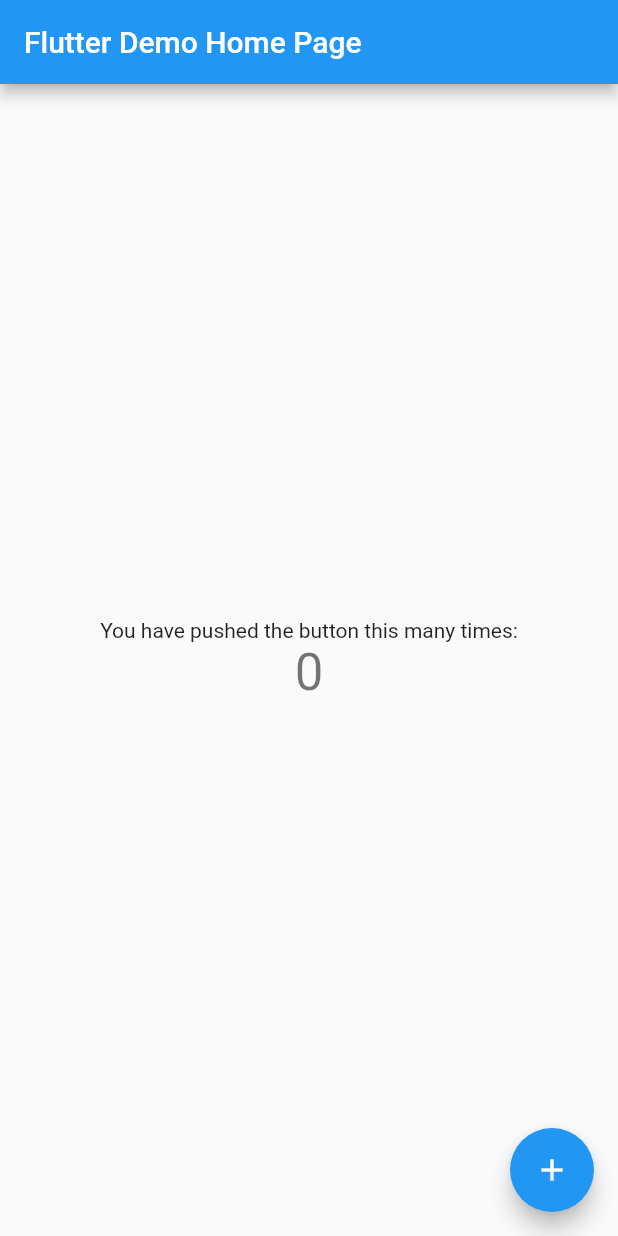
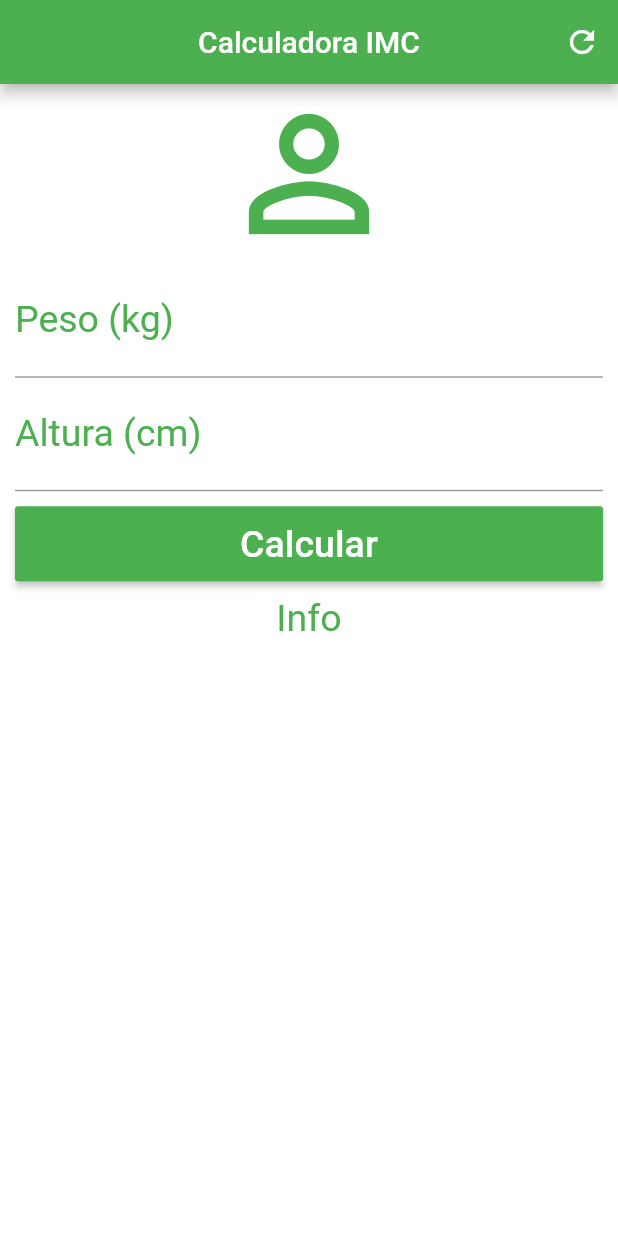
Before and after one commit to thiagosilva95/calculadora_imc, a Flutter app: the screen it shows after launch, on a phone screen of 412 x 824 dp. Run offline on Flutter 3.47's test engine with Material 2 defaults, Android fonts, the phone set to English and light mode, and no system bars.

Commit message:
Evaluating project

```diff
--- a/lib/main.dart
+++ b/lib/main.dart
@@ -1,111 +1,81 @@
 import 'package:flutter/material.dart';
 
-void main() => runApp(MyApp());
-
-class MyApp extends StatelessWidget {
-  // This widget is the root of your application.
-  @override
-  Widget build(BuildContext context) {
-    return MaterialApp(
-      title: 'Flutter Demo',
-      theme: ThemeData(
-        // This is the theme of your application.
-        //
-        // Try running your application with "flutter run". You'll see the
-        // application has a blue toolbar. Then, without quitting the app, try
-        // changing the primarySwatch below to Colors.green and then invoke
-        // "hot reload" (press "r" in the console where you ran "flutter run",
-        // or simply save your changes to "hot reload" in a Flutter IDE).
-        // Notice that the counter didn't reset back to zero; the application
-        // is not restarted.
-        primarySwatch: Colors.blue,
-      ),
-      home: MyHomePage(title: 'Flutter Demo Home Page'),
-    );
-  }
+void main() {
+  runApp(MaterialApp(
+    title: "Calculadora IMC",
+    home: Home(),
+  ));
 }
 
-class MyHomePage extends StatefulWidget {
-  MyHomePage({Key key, this.title}) : super(key: key);
-
-  // This widget is the home page of your application. It is stateful, meaning
-  // that it has a State object (defined below) that contains fields that affect
-  // how it looks.
-
-  // This class is the configuration for the state. It holds the values (in this
-  // case the title) provided by the parent (in this case the App widget) and
-  // used by the build method of the State. Fields in a Widget subclass are
-  // always marked "final".
-
-  final String title;
-
+class Home extends StatefulWidget {
   @override
-  _MyHomePageState createState() => _MyHomePageState();
+  _HomeState createState() => _HomeState();
 }
 
-class _MyHomePageState extends State<MyHomePage> {
-  int _counter = 0;
-
-  void _incrementCounter() {
-    setState(() {
-      // This call to setState tells the Flutter framework that something has
-      // changed in this State, which causes it to rerun the build method below
-      // so that the display can reflect the updated values. If we changed
-      // _counter without calling setState(), then the build method would not be
-      // called again, and so nothing would appear to happen.
-      _counter++;
-    });
-  }
+class _HomeState extends State<Home> {
+  TextEditingController weightController = TextEditingController();
+  TextEditingController heigthController = TextEditingController();
 
   @override
   Widget build(BuildContext context) {
-    // This method is rerun every time setState is called, for instance as done
-    // by the _incrementCounter method above.
-    //
-    // The Flutter framework has been optimized to make rerunning build methods
-    // fast, so that you can just rebuild anything that needs updating rather
-    // than having to individually change instances of widgets.
     return Scaffold(
         appBar: AppBar(
-        // Here we take the value from the MyHomePage object that was created by
-        // the App.build method, and use it to set our appbar title.
-        title: Text(widget.title),
+          title: Text("Calculadora IMC"),
+          centerTitle: true,
+          backgroundColor: Colors.green,
+          actions: <Widget>[
+            IconButton(
+              icon: Icon(Icons.refresh),
+              onPressed: () {},
+            )
+          ],
         ),
-      body: Center(
-        // Center is a layout widget. It takes a single child and positions it
-        // in the middle of the parent.
+        backgroundColor: Colors.white,
+        body: SingleChildScrollView(
+          padding: EdgeInsets.fromLTRB(10, 0.0, 10, 0.0),
           child: Column(
-          // Column is also a layout widget. It takes a list of children and
-          // arranges them vertically. By default, it sizes itself to fit its
-          // children horizontally, and tries to be as tall as its parent.
-          //
-          // Invoke "debug painting" (press "p" in the console, choose the
-          // "Toggle Debug Paint" action from the Flutter Inspector in Android
-          // Studio, or the "Toggle Debug Paint" command in Visual Studio Code)
-          // to see the wireframe for each widget.
-          //
-          // Column has various properties to control how it sizes itself and
-          // how it positions its children. Here we use mainAxisAlignment to
-          // center the children vertically; the main axis here is the vertical
-          // axis because Columns are vertical (the cross axis would be
-          // horizontal).
-          mainAxisAlignment: MainAxisAlignment.center,
+            crossAxisAlignment: CrossAxisAlignment.stretch,
             children: <Widget>[
-            Text(
-              'You have pushed the button this many times:',
+              Icon(Icons.person_outline, size: 120.0, color: Colors.green),
+              TextField(
+                keyboardType: TextInputType.number,
+                decoration: InputDecoration(
+                    labelText: "Peso (kg)",
+                    labelStyle: TextStyle(color: Colors.green)),
+                textAlign: TextAlign.center,
+                style: TextStyle(color: Colors.green, fontSize: 25.0),
+                controller: weightController,
+              ),
+              TextField(
+                keyboardType: TextInputType.number,
+                decoration: InputDecoration(
+                    labelText: "Altura (cm)",
+                    labelStyle: TextStyle(color: Colors.green)),
+                textAlign: TextAlign.center,
+                style: TextStyle(color: Colors.green, fontSize: 25.0),
+                controller: heigthController,
+              ),
+              Padding(
+                padding: EdgeInsets.only(top: 10.0, bottom: 10.0),
+                child: Container(
+                  height: 50.0,
+                  child: RaisedButton(
+                    onPressed: () {},
+                    child: Text(
+                      "Calcular",
+                      style: TextStyle(color: Colors.white, fontSize: 25.0),
+                    ),
+                    color: Colors.green,
+                  ),
+                ),
               ),
               Text(
-              '$_counter',
-              style: Theme.of(context).textTheme.display1,
-            ),
+                "Info",
+                textAlign: TextAlign.center,
+                style: TextStyle(color: Colors.green, fontSize: 25.0),
+              )
             ],
           ),
-      ),
-      floatingActionButton: FloatingActionButton(
-        onPressed: _incrementCounter,
-        tooltip: 'Increment',
-        child: Icon(Icons.add),
-      ), // This trailing comma makes auto-formatting nicer for build methods.
-    );
+        ));
   }
 }
```
Lines whose indentation alone changed are shown as unchanged.
